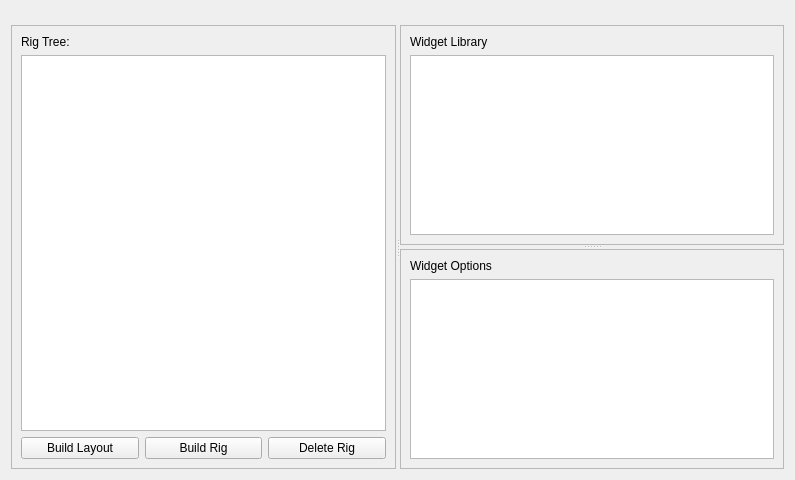
jspatrick/beings, file ui_resources/rigwidget.ui: the form before one commit.
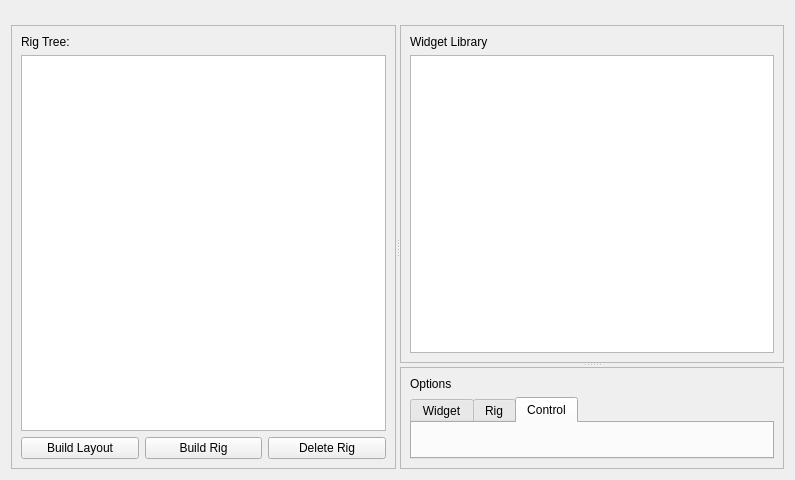
The form after the commit. Custom widgets are drawn as their Qt base class.

Commit message: prepping for rig options

Diff of the .ui file:
```diff
--- a/ui_resources/rigwidget.ui
+++ b/ui_resources/rigwidget.ui
@@ -104,12 +104,37 @@
         <item>
          <widget class="QLabel" name="label_2">
           <property name="text">
-           <string>Widget Options</string>
+           <string>Options</string>
           </property>
          </widget>
         </item>
         <item>
-         <widget class="QListWidget" name="listWidget"/>
+         <widget class="QTabWidget" name="tabWidget">
+          <property name="tabPosition">
+           <enum>QTabWidget::North</enum>
+          </property>
+          <property name="tabShape">
+           <enum>QTabWidget::Rounded</enum>
+          </property>
+          <property name="currentIndex">
+           <number>2</number>
+          </property>
+          <widget class="QWidget" name="widgetOptions">
+           <attribute name="title">
+            <string>Widget</string>
+           </attribute>
+          </widget>
+          <widget class="QWidget" name="rigOptions">
+           <attribute name="title">
+            <string>Rig</string>
+           </attribute>
+          </widget>
+          <widget class="QWidget" name="controlOptions">
+           <attribute name="title">
+            <string>Control</string>
+           </attribute>
+          </widget>
+         </widget>
         </item>
        </layout>
       </widget>
```
The commit also changes 2 other files.
